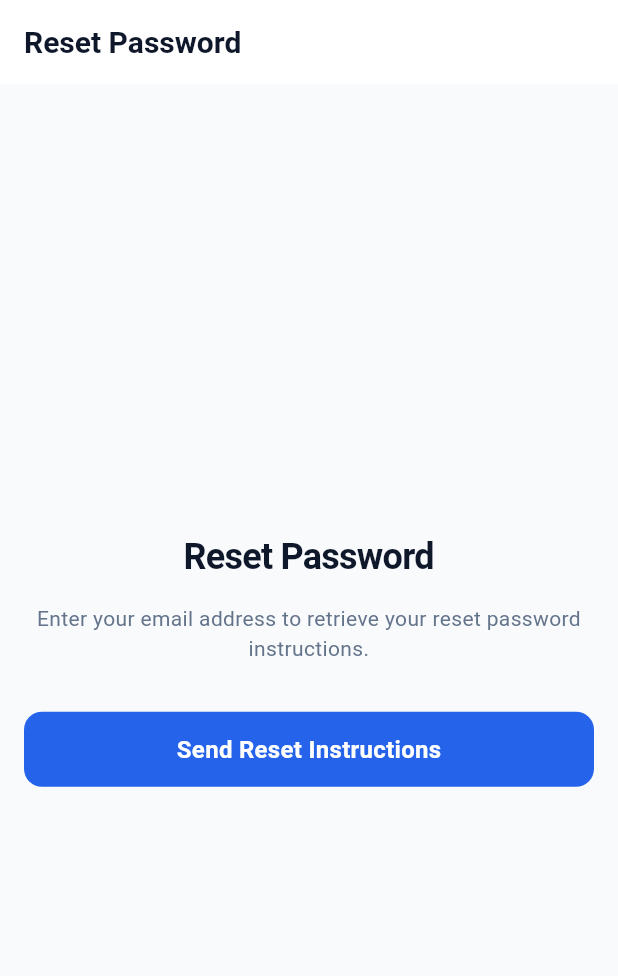
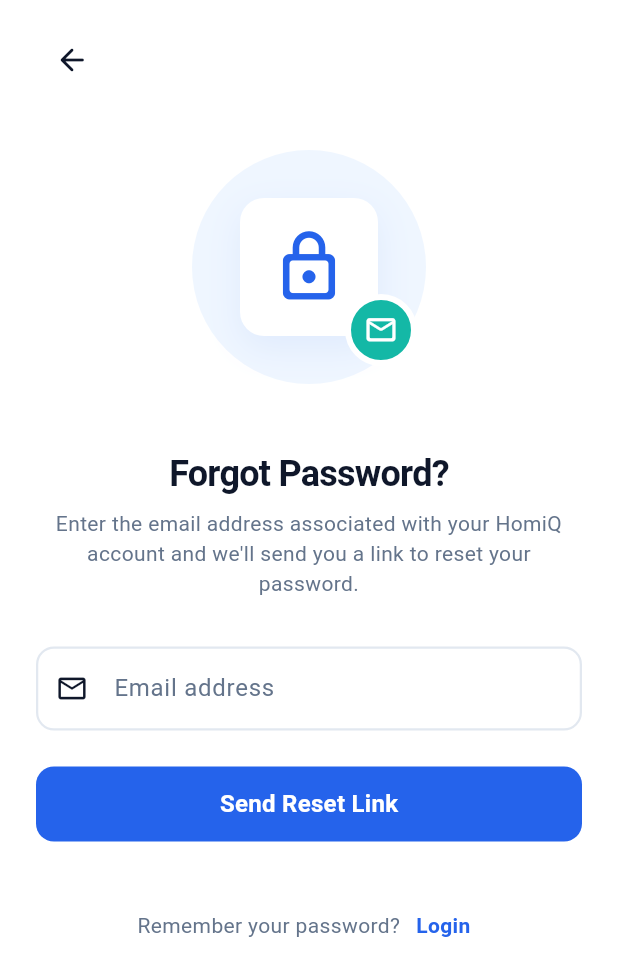
Before and after one commit to Sherin1229/IT3060HCI2026_Home_Maintenance_Reminder_App_WE_113, a Flutter app: the ForgotPasswordScreen screen opened by its route, on a phone screen of 412 x 824 dp. Shown: the top 976 px of the screen. Run offline on Flutter 3.47's test engine with Material 3 defaults, Android fonts, the phone set to English and light mode, and no system bars; our stand-ins replace firebase_core, go_router; accounts and stored records are empty.

Commit message:
feat: implement forgot password screen UI

```diff
--- a/lib/screens/auth/forgot_password_screen.dart
+++ b/lib/screens/auth/forgot_password_screen.dart
@@ -1,39 +1,197 @@
 import 'package:flutter/material.dart';
+import 'package:go_router/go_router.dart';
+
+import '../../config/app_colors.dart';
 import '../../utils/constants.dart';
+import '../../widgets/custom_text_field.dart';
+import '../../widgets/primary_button.dart';
 
-class ForgotPasswordScreen extends StatelessWidget {
+class ForgotPasswordScreen extends StatefulWidget {
   const ForgotPasswordScreen({super.key});
 
   @override
+  State<ForgotPasswordScreen> createState() => _ForgotPasswordScreenState();
+}
+
+class _ForgotPasswordScreenState extends State<ForgotPasswordScreen> {
+  final _emailController = TextEditingController();
+
+  @override
+  void dispose() {
+    _emailController.dispose();
+    super.dispose();
+  }
+
+  void _goBack() {
+    if (context.canPop()) {
+      context.pop();
+    } else {
+      context.go('/login');
+    }
+  }
+
+  void _showResetLinkMessage() {
+    final messenger = ScaffoldMessenger.of(context);
+    messenger
+      ..hideCurrentSnackBar()
+      ..showSnackBar(
+        const SnackBar(
+          content: Text('Password reset link will be sent to your email.'),
+        ),
+      );
+  }
+
+  @override
   Widget build(BuildContext context) {
+    final theme = Theme.of(context);
+
     return Scaffold(
-      appBar: AppBar(
-        title: const Text('Reset Password'),
-      ),
-      body: Padding(
-        padding: const EdgeInsets.all(AppConstants.paddingMedium),
-        child: Center(
+      backgroundColor: AppColors.surface,
+      body: SafeArea(
+        child: SingleChildScrollView(
+          keyboardDismissBehavior: ScrollViewKeyboardDismissBehavior.onDrag,
+          padding: const EdgeInsets.symmetric(
+            horizontal: AppConstants.paddingLarge,
+            vertical: AppConstants.paddingMedium,
+          ),
           child: Column(
-            mainAxisAlignment: MainAxisAlignment.center,
+            crossAxisAlignment: CrossAxisAlignment.stretch,
             children: [
+              Align(
+                alignment: Alignment.centerLeft,
+                child: IconButton(
+                  onPressed: _goBack,
+                  tooltip: 'Back to login',
+                  icon: const Icon(Icons.arrow_back_rounded),
+                ),
+              ),
+              const SizedBox(height: AppConstants.paddingLarge),
+              Center(
+                child: Semantics(
+                  label: 'Password reset security illustration',
+                  image: true,
+                  child: SizedBox(
+                    width: 180,
+                    height: 180,
+                    child: Stack(
+                      alignment: Alignment.center,
+                      children: [
+                        Container(
+                          width: 156,
+                          height: 156,
+                          decoration: const BoxDecoration(
+                            color: Color(0xFFEFF6FF),
+                            shape: BoxShape.circle,
+                          ),
+                        ),
+                        Container(
+                          width: 92,
+                          height: 92,
+                          decoration: BoxDecoration(
+                            color: AppColors.surface,
+                            borderRadius: BorderRadius.circular(
+                              AppConstants.borderRadiusLarge,
+                            ),
+                            boxShadow: const [
+                              BoxShadow(
+                                color: Color(0x142563EB),
+                                blurRadius: 20,
+                                offset: Offset(0, 8),
+                              ),
+                            ],
+                          ),
+                          child: const Icon(
+                            Icons.lock_outline_rounded,
+                            size: 52,
+                            color: AppColors.primaryBlue,
+                          ),
+                        ),
+                        Positioned(
+                          right: 18,
+                          bottom: 24,
+                          child: Container(
+                            width: 48,
+                            height: 48,
+                            decoration: BoxDecoration(
+                              color: AppColors.secondaryTeal,
+                              shape: BoxShape.circle,
+                              border: Border.all(
+                                color: AppColors.surface,
+                                width: 4,
+                              ),
+                            ),
+                            child: const Icon(
+                              Icons.mail_outline_rounded,
+                              size: 23,
+                              color: AppColors.surface,
+                            ),
+                          ),
+                        ),
+                      ],
+                    ),
+                  ),
+                ),
+              ),
+              const SizedBox(height: 32),
               Text(
-                'Reset Password',
-                style: Theme.of(context).textTheme.headlineMedium,
+                'Forgot Password?',
+                style: theme.textTheme.headlineMedium?.copyWith(
+                  color: AppColors.textPrimary,
+                  fontWeight: FontWeight.bold,
+                ),
+                textAlign: TextAlign.center,
               ),
-              const SizedBox(height: 16),
-              const Text(
-                'Enter your email address to retrieve your reset password instructions.',
+              const SizedBox(height: AppConstants.paddingSmall),
+              Text(
+                "Enter the email address associated with your HomiQ account and we'll send you a link to reset your password.",
+                style: theme.textTheme.bodyMedium?.copyWith(
+                  color: AppColors.textSecondary,
+                ),
                 textAlign: TextAlign.center,
               ),
               const SizedBox(height: 32),
-              ElevatedButton(
-                onPressed: () {
-                  ScaffoldMessenger.of(context).showSnackBar(
-                    const SnackBar(content: Text('Password reset instructions sent!')),
-                  );
-                },
-                child: const Text('Send Reset Instructions'),
+              CustomTextField(
+                label: 'Email address',
+                hintText: 'Email address',
+                controller: _emailController,
+                prefixIcon: Icons.email_outlined,
+                keyboardType: TextInputType.emailAddress,
+                textInputAction: TextInputAction.done,
               ),
+              const SizedBox(height: AppConstants.paddingLarge),
+              PrimaryButton(
+                text: 'Send Reset Link',
+                onPressed: _showResetLinkMessage,
+              ),
+              const SizedBox(height: 32),
+              Row(
+                mainAxisAlignment: MainAxisAlignment.center,
+                children: [
+                  Flexible(
+                    child: Text(
+                      'Remember your password? ',
+                      style: theme.textTheme.bodyMedium?.copyWith(
+                        color: AppColors.textSecondary,
+                      ),
+                    ),
+                  ),
+                  TextButton(
+                    onPressed: () => context.go('/login'),
+                    style: TextButton.styleFrom(
+                      padding: EdgeInsets.zero,
+                      minimumSize: const Size(50, 48),
+                    ),
+                    child: Text(
+                      'Login',
+                      style: theme.textTheme.bodyMedium?.copyWith(
+                        color: AppColors.primaryBlue,
+                        fontWeight: FontWeight.bold,
+                      ),
+                    ),
+                  ),
+                ],
+              ),
+              const SizedBox(height: AppConstants.paddingSmall),
             ],
           ),
         ),
```
